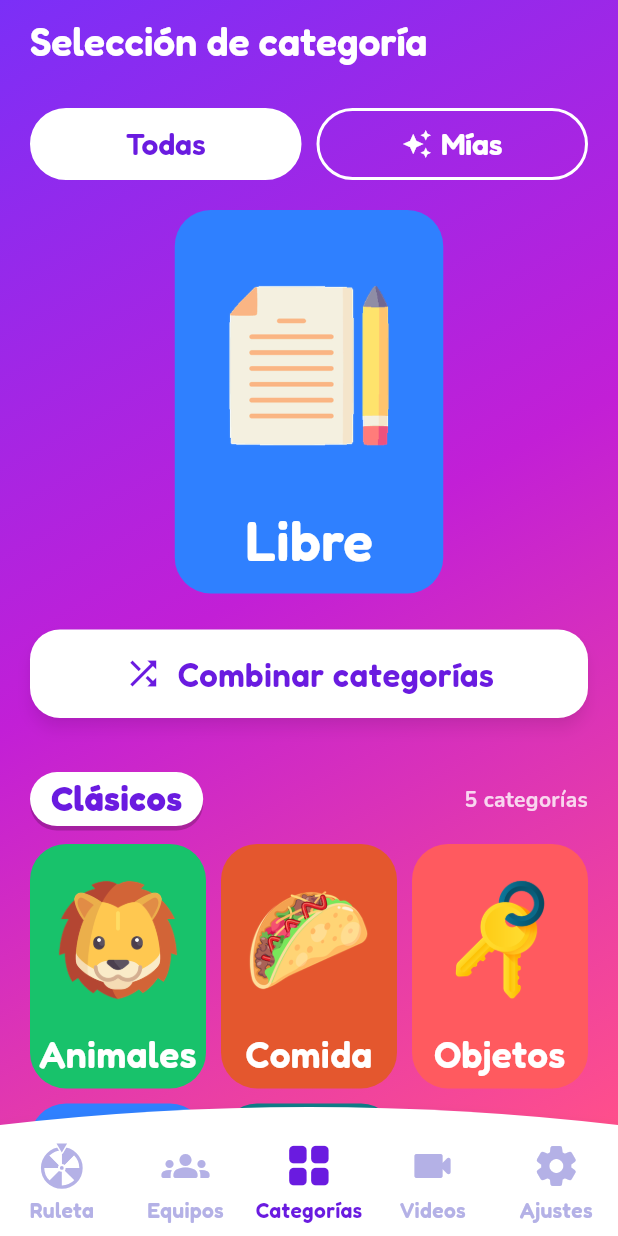
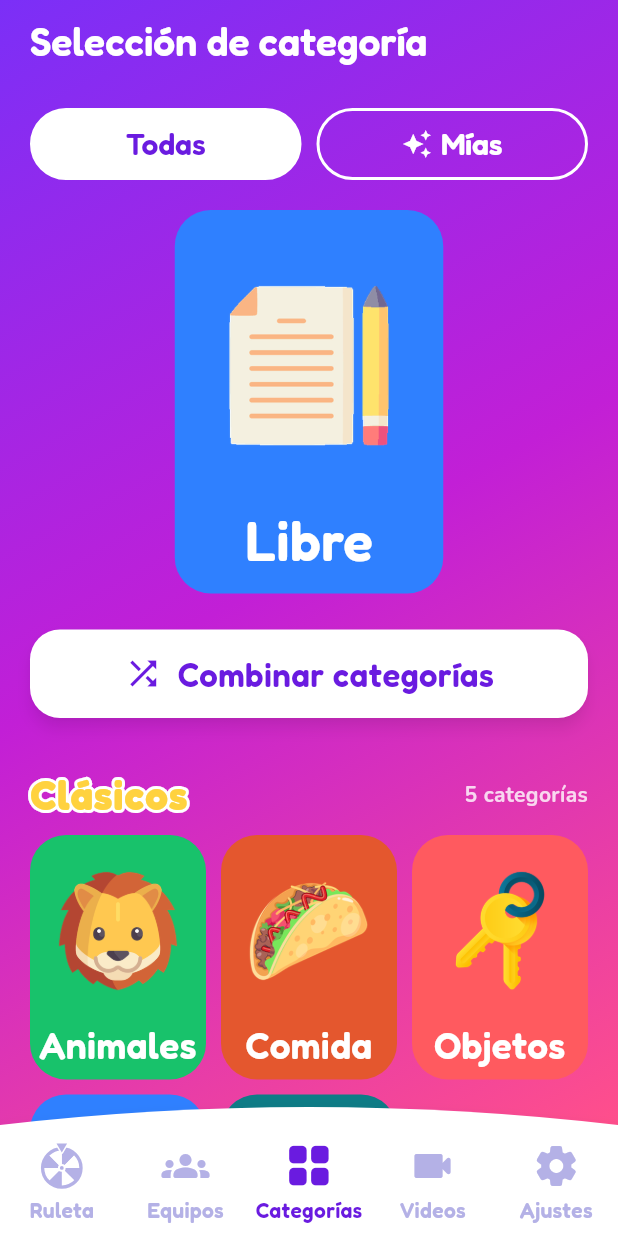
Before and after one commit to juancamilosal/charadeando_app, a Flutter app: the CategoryScreen screen opened by its route, on a phone screen of 412 x 824 dp. Run offline on Flutter 3.47's test engine with Material 3 defaults, Android fonts, the phone set to English and light mode, and no system bars; our stand-ins replace camera, flutter_riverpod, go_router, sensors_plus, share_plus, video_player and 1 more; missing offline and left inert: ffmpeg_kit_flutter_new_video, photo_manager.

Commit message:
Categorías: títulos de sección amarillos con borde blanco
En los fondos claros (Crema y Mostaza), morados con borde blanco.

Co-Authored-By: Claude Opus 5.5 <noreply@anthropic.com>
Claude-Session: https://claude.ai/code/session_01XPBFeG2PZmszSkrWwceepV

```diff
--- a/lib/screens/category_screen.dart
+++ b/lib/screens/category_screen.dart
@@ -185,35 +185,42 @@ class CategorySectionHeader extends StatelessWidget {
   @override
   Widget build(BuildContext context) {
     final onBackdrop = context.onBackdrop;
-    // El título va en una píldora: blanca con el texto morado sobre los
-    // fondos oscuros y morada con el texto blanco sobre los claros, para que
-    // se distinga de las tarjetas.
+    // El título va en amarillo con un borde blanco alrededor de las
+    // letras; sobre los fondos claros, donde el amarillo no se lee, en
+    // morado.
     final light = context.backdrop.light;
+    const style = TextStyle(
+      fontFamily: AppFonts.display,
+      fontSize: 27,
+      height: 1.1,
+      fontWeight: FontWeight.w700,
+      letterSpacing: 0.6,
+    );
     return Row(
       mainAxisAlignment: MainAxisAlignment.spaceBetween,
       children: [
         Flexible(
-          child: Container(
-            padding: const EdgeInsets.fromLTRB(14, 5, 14, 6),
-            decoration: BoxDecoration(
-              color: light ? AppColors.purple : Colors.white,
-              borderRadius: BorderRadius.circular(20),
-              boxShadow: const [
-                BoxShadow(color: Color(0x33000000), offset: Offset(0, 3)),
-              ],
-            ),
-            child: Text(
-              section.title,
-              maxLines: 1,
-              overflow: TextOverflow.ellipsis,
-              style: TextStyle(
-                fontFamily: AppFonts.display,
-                fontSize: 23,
-                height: 1.1,
-                fontWeight: FontWeight.w700,
-                color: light ? Colors.white : AppColors.purple,
+          child: Stack(
+            children: [
+              Text(
+                section.title,
+                maxLines: 1,
+                style: style.copyWith(
+                  foreground: Paint()
+                    ..style = PaintingStyle.stroke
+                    ..strokeWidth = 4
+                    ..strokeJoin = StrokeJoin.round
+                    ..color = Colors.white,
+                ),
               ),
-            ),
+              Text(
+                section.title,
+                maxLines: 1,
+                style: style.copyWith(
+                  color: light ? AppColors.purple : AppColors.yellow,
+                ),
+              ),
+            ],
           ),
         ),
         const SizedBox(width: 8),
```
Also changed, not shown: 1 other file.
